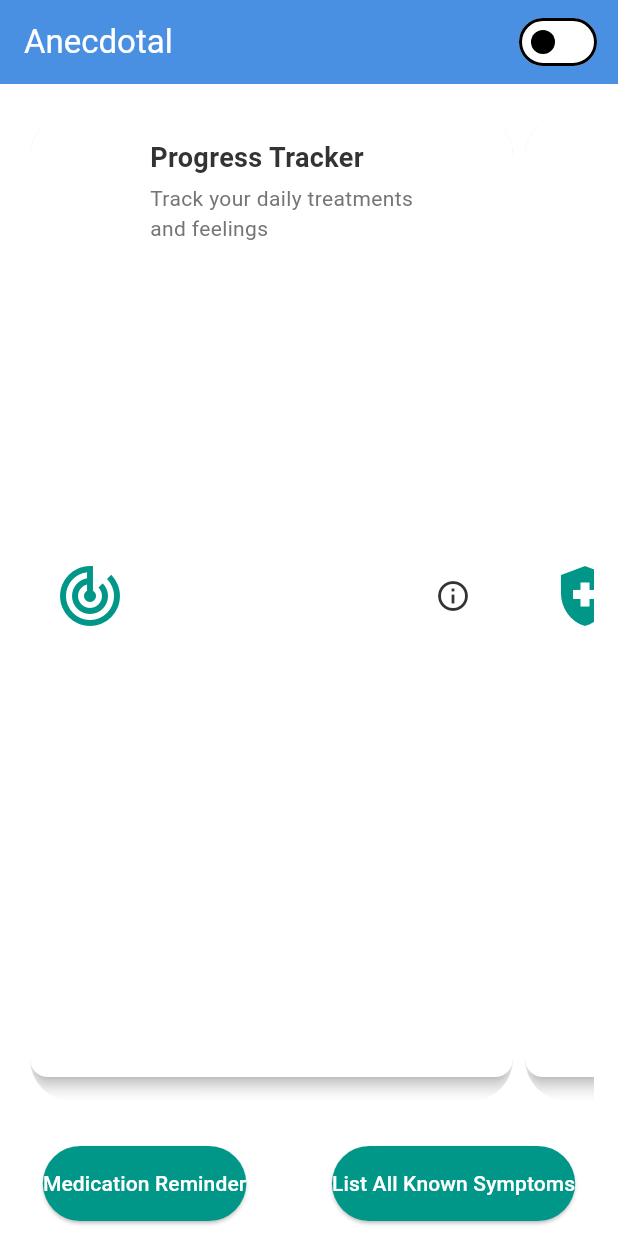
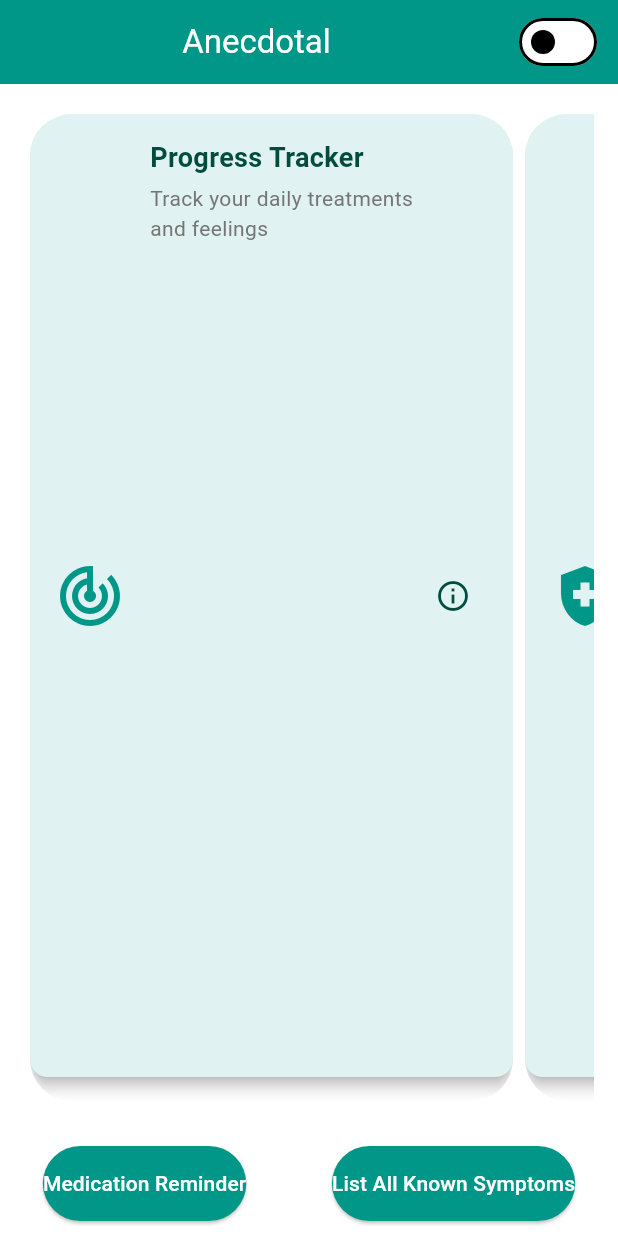
Before and after one commit to igbokwenu/anecdotal, a Flutter app: the screen it shows after launch, on a phone screen of 412 x 824 dp. Run offline on Flutter 3.47's test engine with Material 3 defaults, Android fonts, the phone set to English and light mode, and no system bars; our stand-ins replace firebase_core, flutter_riverpod; accounts and stored records are empty.

Commit message:
Improved light and dark theme

```diff
--- a/lib/main.dart
+++ b/lib/main.dart
@@ -1,10 +1,16 @@
+import 'package:anecdotal/firebase_options.dart';
 import 'package:anecdotal/providers/theme_provider.dart';
 import 'package:anecdotal/utils/themes.dart';
 import 'package:anecdotal/views/home_page.dart';
+import 'package:firebase_core/firebase_core.dart';
 import 'package:flutter/material.dart';
 import 'package:flutter_riverpod/flutter_riverpod.dart';
 
-void main() {
+Future<void> main() async {
+  WidgetsFlutterBinding.ensureInitialized();
+  await Firebase.initializeApp(
+    options: DefaultFirebaseOptions.currentPlatform,
+  );
   runApp(
     const ProviderScope(
       child: MyApp(),
--- a/lib/utils/themes.dart
+++ b/lib/utils/themes.dart
@@ -1,5 +1,3 @@
-// lib/core/theme/app_theme.dart
-
 import 'package:flutter/material.dart';
 
 class AppTheme {
@@ -7,38 +5,38 @@ class AppTheme {
     return ThemeData(
       useMaterial3: true,
       brightness: Brightness.light,
-      colorScheme: const ColorScheme.light(
-        primary: Color(0xFF4A90E2),  // Soft Blue
-        primaryContainer: Color(0xFF5AC8FA),  // Light Teal
-        secondary: Color(0xFF8BC34A),  // Light Green
-        tertiary: Color(0xFF9C27B0),  // Light Gray
+      colorScheme: ColorScheme.light(
+        primary: Colors.teal,
+        primaryContainer: Colors.teal[100]!,
+        secondary: Colors.tealAccent[700]!,
+        tertiary: Colors.teal[300]!,
         surface: Colors.white,
         onPrimary: Colors.white,
-        onSecondary: Colors.white,  // Dark Gray
-        onSurface: Color(0xFF333333),  // Dark Gray
+        onSecondary: Colors.white,
+        onSurface: Colors.teal[900]!,
       ),
-      textTheme: const TextTheme(
-        bodyLarge: TextStyle(color: Color(0xFF333333)),  // Dark Gray
-        bodyMedium: TextStyle(color: Color(0xFF333333)),  // Dark Gray
-        titleLarge: TextStyle(color: Color(0xFF1A237E)),  // Navy Blue
-        titleMedium: TextStyle(color: Color(0xFF1A237E)),  // Navy Blue
+      textTheme: TextTheme(
+        bodyLarge: TextStyle(color: Colors.teal[900]),
+        bodyMedium: TextStyle(color: Colors.teal[900]),
+        titleLarge: TextStyle(color: Colors.teal[800]),
+        titleMedium: TextStyle(color: Colors.teal[800]),
       ),
       appBarTheme: const AppBarTheme(
-        backgroundColor: Color(0xFF4A90E2),  // Soft Blue
+        backgroundColor: Colors.teal,
         foregroundColor: Colors.white,
       ),
-      cardTheme: const CardTheme(
-        color: Colors.white,
+      cardTheme: CardTheme(
+        color: Colors.teal[50],
         elevation: 2,
       ),
       elevatedButtonTheme: ElevatedButtonThemeData(
         style: ElevatedButton.styleFrom(
-          backgroundColor: const Color(0xFF5AC8FA),  // Light Teal
+          backgroundColor: Colors.teal[300],
           foregroundColor: Colors.white,
         ),
       ),
-      floatingActionButtonTheme: const FloatingActionButtonThemeData(
-        backgroundColor: Color(0xFF8BC34A),  // Light Green
+      floatingActionButtonTheme: FloatingActionButtonThemeData(
+        backgroundColor: Colors.tealAccent[700],
         foregroundColor: Colors.white,
       ),
     );
@@ -48,38 +46,38 @@ class AppTheme {
     return ThemeData(
       useMaterial3: true,
       brightness: Brightness.dark,
-      colorScheme: const ColorScheme.dark(
-        primary: Color(0xFF64B5F6),  // Lighter Soft Blue
-        primaryContainer: Color(0xFF4FC3F7),  // Lighter Teal
-        secondary: Color(0xFFAED581),  // Lighter Green
-        tertiary: Color(0xFFE1BEE7),  // Dark Gray
-        surface: Color(0xFF1E1E1E),  // Slightly lighter than background
+      colorScheme: ColorScheme.dark(
+        primary: Colors.teal[300]!,
+        primaryContainer: Colors.teal[700]!,
+        secondary: Colors.tealAccent[400]!,
+        tertiary: Colors.teal[200]!,
+        surface: const Color(0xFF1E1E1E),
         onPrimary: Colors.black,
         onSecondary: Colors.black,
         onSurface: Colors.white,
       ),
-      textTheme: const TextTheme(
-        bodyLarge: TextStyle(color: Colors.white),
-        bodyMedium: TextStyle(color: Colors.white),
-        titleLarge: TextStyle(color: Color(0xFFBBDEFB)),  // Very Light Blue
-        titleMedium: TextStyle(color: Color(0xFFBBDEFB)),  // Very Light Blue
+      textTheme: TextTheme(
+        bodyLarge: const TextStyle(color: Colors.white),
+        bodyMedium: const TextStyle(color: Colors.white),
+        titleLarge: TextStyle(color: Colors.teal[100]),
+        titleMedium: TextStyle(color: Colors.teal[100]),
       ),
-      appBarTheme: const AppBarTheme(
-        backgroundColor: Color(0xFF1E1E1E),
+      appBarTheme: AppBarTheme(
+        backgroundColor: Colors.teal[800],
         foregroundColor: Colors.white,
       ),
-      cardTheme: const CardTheme(
-        color: Color(0xFF2C2C2C),
+      cardTheme: CardTheme(
+        color: Colors.teal[900],
         elevation: 2,
       ),
       elevatedButtonTheme: ElevatedButtonThemeData(
         style: ElevatedButton.styleFrom(
-          backgroundColor: const Color(0xFF4FC3F7),  // Lighter Teal
+          backgroundColor: Colors.teal[300],
           foregroundColor: Colors.black,
         ),
       ),
-      floatingActionButtonTheme: const FloatingActionButtonThemeData(
-        backgroundColor: Color(0xFFAED581),  // Lighter Green
+      floatingActionButtonTheme: FloatingActionButtonThemeData(
+        backgroundColor: Colors.tealAccent[400],
         foregroundColor: Colors.black,
       ),
     );
--- a/lib/views/home_page.dart
+++ b/lib/views/home_page.dart
@@ -8,7 +8,8 @@ class AnecdotalAppHome extends StatelessWidget {
   Widget build(BuildContext context) {
     return Scaffold(
       appBar: AppBar(
-        title: const Text('Anecdotal'),
+        title: const Center(child: Text('Anecdotal')),
+        backgroundColor: Theme.of(context).primaryColor,
         actions: const [
           ThemeToggle(),
           SizedBox(width: 10), // Add some padding
--- a/lib/widgets/custom_card_home.dart
+++ b/lib/widgets/custom_card_home.dart
@@ -1,8 +1,7 @@
 import 'package:flutter/material.dart';
 
-
-
-    Widget buildCard(String title, IconData icon, String description, VoidCallback onTap) {
+Widget buildCard(
+    String title, IconData icon, String description, VoidCallback onTap) {
   return Card(
     elevation: 4,
     margin: const EdgeInsets.only(bottom: 16),
@@ -12,7 +11,10 @@
         padding: const EdgeInsets.all(16.0),
         child: Row(
           children: [
-              Icon(icon, size: 48, color: Colors.teal),
+            Icon(
+              icon,
+              size: 48,
+            ),
             const SizedBox(width: 16),
             Expanded(
               child: Column(
@@ -20,12 +22,15 @@
                 children: [
                   Text(
                     title,
-                      style: const TextStyle(fontSize: 18, fontWeight: FontWeight.bold),
+                    style: const TextStyle(
+                        fontSize: 18, fontWeight: FontWeight.bold),
                   ),
                   const SizedBox(height: 4),
                   Text(
                     description,
-                      style: TextStyle(fontSize: 14, color: Colors.grey[600]),
+                    style: const TextStyle(
+                      fontSize: 14,
+                    ),
                   ),
                 ],
               ),
```
Also changed, not shown: firebase.json, lib/providers/theme_provider.dart (line endings or trailing spaces), 2 other files. Lines whose indentation alone changed are shown as unchanged.
